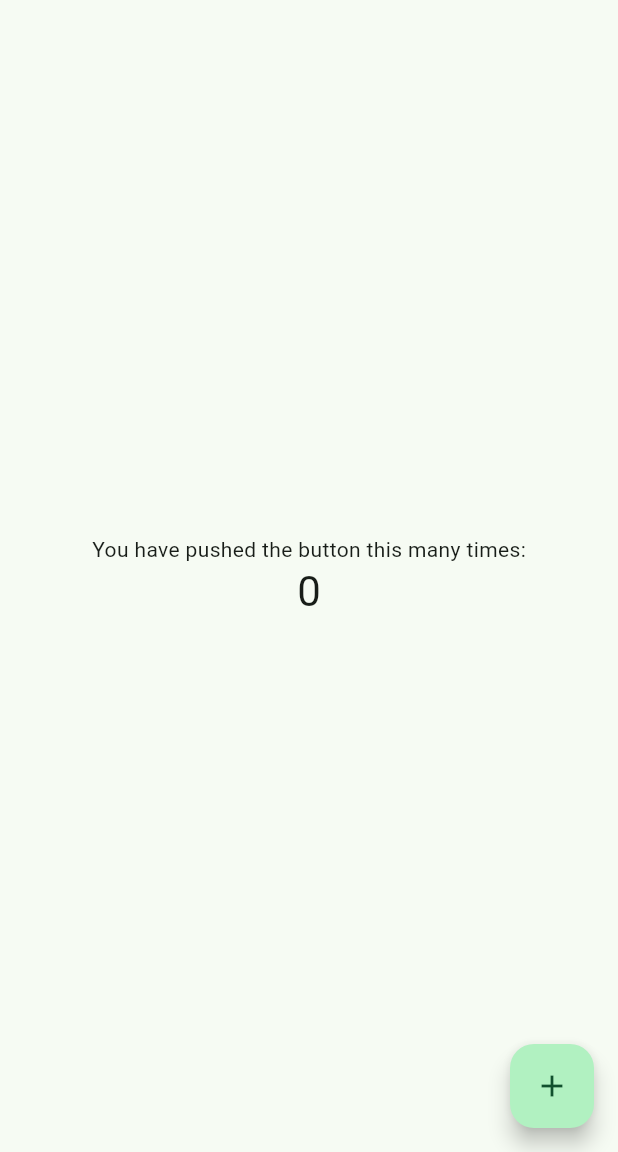
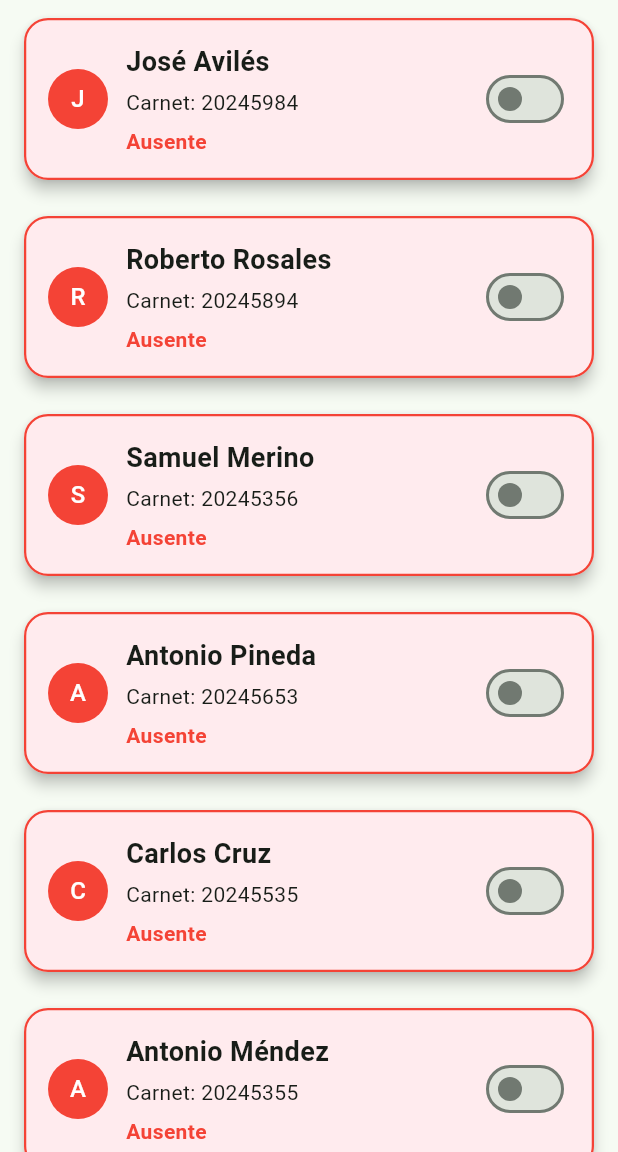
Before and after one commit to JR21803/Lab1DesarrolloMovil, a Flutter app: the screen it shows after launch, on a phone screen of 412 x 824 dp, the part 84-1236 px from its top. Run offline on Flutter 3.47's test engine with Material 3 defaults, Android fonts, the phone set to English and light mode, and no system bars.

Commit message:
Listado de alumnos y asistencia

```diff
--- a/lib/main.dart
+++ b/lib/main.dart
@@ -6,24 +6,24 @@ void main() {
 }
 
 @Preview(name: 'Laboratorio 1')
-Widget myAppPreview()=> const MyApp();
+Widget myAppPreview() => const MyApp();
 
 class MyApp extends StatelessWidget {
   const MyApp({super.key});
-
 
   @override
   Widget build(BuildContext context) {
     return MaterialApp(
       title: 'Control de asistencia',
       theme: ThemeData(
-        colorScheme: ColorScheme.fromSeed(seedColor: const Color.fromARGB(255, 0, 178, 101)),
+        colorScheme: ColorScheme.fromSeed(
+          seedColor: const Color.fromARGB(255, 0, 178, 101),
+        ),
       ),
       home: const MyHomePage(title: 'Grupo 8 - Control de asistencia'),
     );
   }
 }
-
 
 // Datos alumnos
 
@@ -40,7 +40,7 @@ class Alumno {
     required this.asistencia,
   });
 
-  Alumno copyWith ({bool? asistencia}){
+  Alumno copyWith({bool? asistencia}) {
     return Alumno(
       id: id,
       nombre: nombre,
@@ -49,22 +49,6 @@ class Alumno {
     );
   }
 }
-
-final List<Alumno> alumnos = ([
-  const Alumno(id: '1', nombre: 'José Avilés', carnet: '20245984', asistencia: false),
-  const Alumno(id: '2', nombre: 'Roberto Rosales', carnet: '20245894', asistencia: false),
-  const Alumno(id: '3', nombre: 'Samuel Merino', carnet: '20245356', asistencia: false),
-  const Alumno(id: '4', nombre: 'Antonio Pineda', carnet: '20245653', asistencia: false),
-  const Alumno(id: '5', nombre: 'Carlos Cruz', carnet: '20245535', asistencia: false),
-  const Alumno(id: '6', nombre: 'Antonio Méndez', carnet: '20245355', asistencia: false),
-  const Alumno(id: '7', nombre: 'Adrián López', carnet: '20245259', asistencia: false),
-  const Alumno(id: '8', nombre: 'Samuel Pimentel', carnet: '20245952', asistencia: false),
-  const Alumno(id: '9', nombre: 'Diego Viscarra', carnet: '20245300', asistencia: false),
-  const Alumno(id: '10', nombre: 'Alejandro Pineda', carnet: '20245030', asistencia: false),
-  const Alumno(id: '11', nombre: 'Carlos Llanes', carnet: '20245303', asistencia: false),
-  const Alumno(id: '12', nombre: 'Samuel Cornejo', carnet: '20245033', asistencia: false),
-]);
-
 
 class MyHomePage extends StatefulWidget {
   const MyHomePage({super.key, required this.title});
@@ -85,18 +69,80 @@ class MyHomePage extends StatefulWidget {
 }
 
 class _MyHomePageState extends State<MyHomePage> {
-  int _counter = 0;
-
-  void _incrementCounter() {
-    setState(() {
-      // This call to setState tells the Flutter framework that something has
-      // changed in this State, which causes it to rerun the build method below
-      // so that the display can reflect the updated values. If we changed
-      // _counter without calling setState(), then the build method would not be
-      // called again, and so nothing would appear to happen.
-      _counter++;
-    });
-  }
+  final List<Alumno> alumnos = ([
+    const Alumno(
+      id: '1',
+      nombre: 'José Avilés',
+      carnet: '20245984',
+      asistencia: false,
+    ),
+    const Alumno(
+      id: '2',
+      nombre: 'Roberto Rosales',
+      carnet: '20245894',
+      asistencia: false,
+    ),
+    const Alumno(
+      id: '3',
+      nombre: 'Samuel Merino',
+      carnet: '20245356',
+      asistencia: false,
+    ),
+    const Alumno(
+      id: '4',
+      nombre: 'Antonio Pineda',
+      carnet: '20245653',
+      asistencia: false,
+    ),
+    const Alumno(
+      id: '5',
+      nombre: 'Carlos Cruz',
+      carnet: '20245535',
+      asistencia: false,
+    ),
+    const Alumno(
+      id: '6',
+      nombre: 'Antonio Méndez',
+      carnet: '20245355',
+      asistencia: false,
+    ),
+    const Alumno(
+      id: '7',
+      nombre: 'Adrián López',
+      carnet: '20245259',
+      asistencia: false,
+    ),
+    const Alumno(
+      id: '8',
+      nombre: 'Samuel Pimentel',
+      carnet: '20245952',
+      asistencia: false,
+    ),
+    const Alumno(
+      id: '9',
+      nombre: 'Diego Viscarra',
+      carnet: '20245300',
+      asistencia: false,
+    ),
+    const Alumno(
+      id: '10',
+      nombre: 'Alejandro Pineda',
+      carnet: '20245030',
+      asistencia: false,
+    ),
+    const Alumno(
+      id: '11',
+      nombre: 'Carlos Llanes',
+      carnet: '20245303',
+      asistencia: false,
+    ),
+    const Alumno(
+      id: '12',
+      nombre: 'Samuel Cornejo',
+      carnet: '20245033',
+      asistencia: false,
+    ),
+  ]);
 
   @override
   Widget build(BuildContext context) {
@@ -116,37 +162,74 @@ class _MyHomePageState extends State<MyHomePage> {
         // the App.build method, and use it to set our appbar title.
         title: Text(widget.title),
       ),
-      body: Center(
+      body: ListView.builder(
+        itemCount: alumnos.length,
+        itemBuilder: (context, index) {
+          final alumno = alumnos[index];
+          final colorFondo = alumno.asistencia ? Colors.green.shade50 : Colors.red.shade50;
+          final colorBorde = alumno.asistencia ? Colors.green : Colors.red;
+
+          return Container(
+            margin: const EdgeInsets.symmetric(horizontal: 12, vertical: 8),
+            child: Card(
+              color: colorFondo,
+              elevation: 4,
+              shape: RoundedRectangleBorder(
+                borderRadius: BorderRadius.circular(16),
+                side: BorderSide(color: colorBorde, width: 1.5),
+              ),
+              child: Padding(
+                padding: const EdgeInsets.all(16),
+                child: Row(
+                  children: [
+                    CircleAvatar(
+                      backgroundColor: colorBorde,
+                      child: Text(
+                        alumno.nombre.substring(0, 1),
+                        style: const TextStyle(color: Colors.white),
+                      ),
+                    ),
+                    const SizedBox(width: 12),
+                    Expanded(
+                      child: Column(
+                        crossAxisAlignment: CrossAxisAlignment.start,
+                        children: [
+                          Text(
+                            alumno.nombre,
+                            style: const TextStyle(
+                              fontWeight: FontWeight.bold,
+                              fontSize: 18,
+                            ),
+                          ),
+                          const SizedBox(height: 4),
+                          Text('Carnet: ${alumno.carnet}'),
+                          const SizedBox(height: 6),
+                          Text(
+                            alumno.asistencia ? 'Presente' : 'Ausente',
+                            style: TextStyle(
+                              color: colorBorde,
+                              fontWeight: FontWeight.bold,
+                            ),
+                          ),
+                        ],
+                      ),
+                    ),
+                    Switch(
+                      value: alumno.asistencia,
+                      onChanged: (bool value) {
+                        setState(() {
+                          alumnos[index] = alumno.copyWith(asistencia: value);
+                        });
+                      },
+                    ),
+                  ],
+                ),
+              ),
+            ),
+          );
+        },
         // Center is a layout widget. It takes a single child and positions it
         // in the middle of the parent.
-        child: Column(
-          // Column is also a layout widget. It takes a list of children and
-          // arranges them vertically. By default, it sizes itself to fit its
-          // children horizontally, and tries to be as tall as its parent.
-          //
-          // Column has various properties to control how it sizes itself and
-          // how it positions its children. Here we use mainAxisAlignment to
-          // center the children vertically; the main axis here is the vertical
-          // axis because Columns are vertical (the cross axis would be
-          // horizontal).
-          //
-          // TRY THIS: Invoke "debug painting" (choose the "Toggle Debug Paint"
-          // action in the IDE, or press "p" in the console), to see the
-          // wireframe for each widget.
-          mainAxisAlignment: .center,
-          children: [
-            const Text('You have pushed the button this many times:'),
-            Text(
-              '$_counter',
-              style: Theme.of(context).textTheme.headlineMedium,
-            ),
-          ],
-        ),
-      ),
-      floatingActionButton: FloatingActionButton(
-        onPressed: _incrementCounter,
-        tooltip: 'Increment',
-        child: const Icon(Icons.add),
       ),
     );
   }
```
